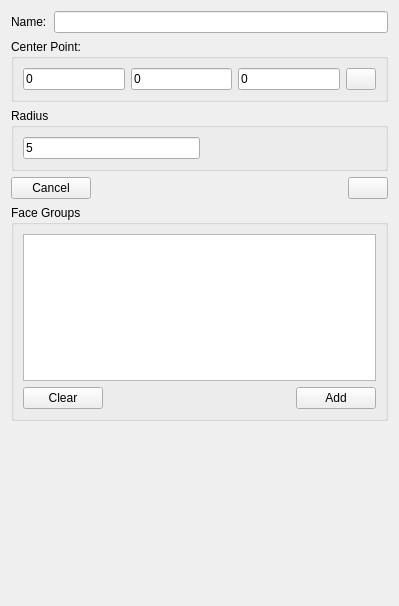
eeaapp6/AppFlow-Agent, file GUIDialog/GUIGeometryDialog/SphereInfoWidget.ui: the form before one commit.
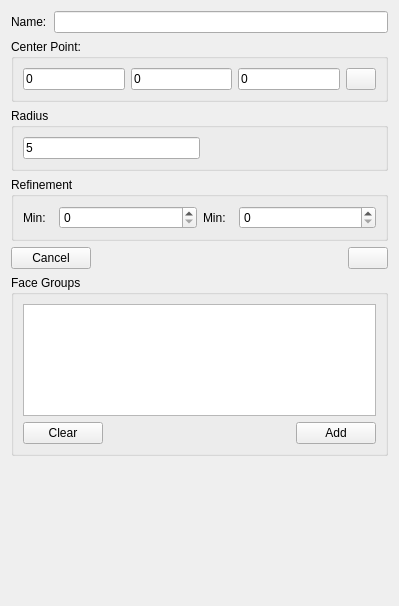
The form after the commit.

Commit message: 几何模型ui界面添加网格最大最小尺寸

The edit to the form file:
```diff
--- a/GUIDialog/GUIGeometryDialog/SphereInfoWidget.ui
+++ b/GUIDialog/GUIGeometryDialog/SphereInfoWidget.ui
@@ -13,7 +13,7 @@
   <property name="windowTitle">
    <string>Form</string>
   </property>
-  <layout class="QGridLayout" name="gridLayout_3">
+  <layout class="QGridLayout" name="gridLayout_5">
    <item row="0" column="0">
     <widget class="QLabel" name="label_Name">
      <property name="text">
@@ -108,14 +108,67 @@
      </layout>
     </widget>
    </item>
-   <item row="3" column="0" colspan="2">
+   <item row="3" column="0" colspan="4">
+    <widget class="QGroupBox" name="groupBox_Ref">
+     <property name="title">
+      <string>Refinement</string>
+     </property>
+     <layout class="QGridLayout" name="gridLayout_3">
+      <item row="0" column="0">
+       <widget class="QLabel" name="label_RefMin">
+        <property name="minimumSize">
+         <size>
+          <width>30</width>
+          <height>0</height>
+         </size>
+        </property>
+        <property name="maximumSize">
+         <size>
+          <width>30</width>
+          <height>16777215</height>
+         </size>
+        </property>
+        <property name="text">
+         <string>Min:</string>
+        </property>
+       </widget>
+      </item>
+      <item row="0" column="1">
+       <widget class="QSpinBox" name="spinBox_RefMin"/>
+      </item>
+      <item row="0" column="2">
+       <widget class="QLabel" name="label_RefMax">
+        <property name="minimumSize">
+         <size>
+          <width>30</width>
+          <height>0</height>
+         </size>
+        </property>
+        <property name="maximumSize">
+         <size>
+          <width>30</width>
+          <height>16777215</height>
+         </size>
+        </property>
+        <property name="text">
+         <string>Min:</string>
+        </property>
+       </widget>
+      </item>
+      <item row="0" column="3">
+       <widget class="QSpinBox" name="spinBox_RefMax"/>
+      </item>
+     </layout>
+    </widget>
+   </item>
+   <item row="4" column="0" colspan="2">
     <widget class="QPushButton" name="pushButton_Cancel">
      <property name="text">
       <string>Cancel</string>
      </property>
     </widget>
    </item>
-   <item row="3" column="2">
+   <item row="4" column="2">
     <spacer name="horizontalSpacer_2">
      <property name="orientation">
       <enum>Qt::Horizontal</enum>
@@ -128,14 +181,14 @@
      </property>
     </spacer>
    </item>
-   <item row="3" column="3">
+   <item row="4" column="3">
     <widget class="QPushButton" name="pushButton_CreateOrEdit">
      <property name="text">
       <string/>
      </property>
     </widget>
    </item>
-   <item row="4" column="0" colspan="4">
+   <item row="5" column="0" colspan="4">
     <widget class="QGroupBox" name="groupBox_FaceGroups">
      <property name="title">
       <string>Face Groups</string>
@@ -174,7 +227,7 @@
      </layout>
     </widget>
    </item>
-   <item row="5" column="2">
+   <item row="6" column="2">
     <spacer name="verticalSpacer">
      <property name="orientation">
       <enum>Qt::Vertical</enum>
```
The commit also changes 2 other files.
